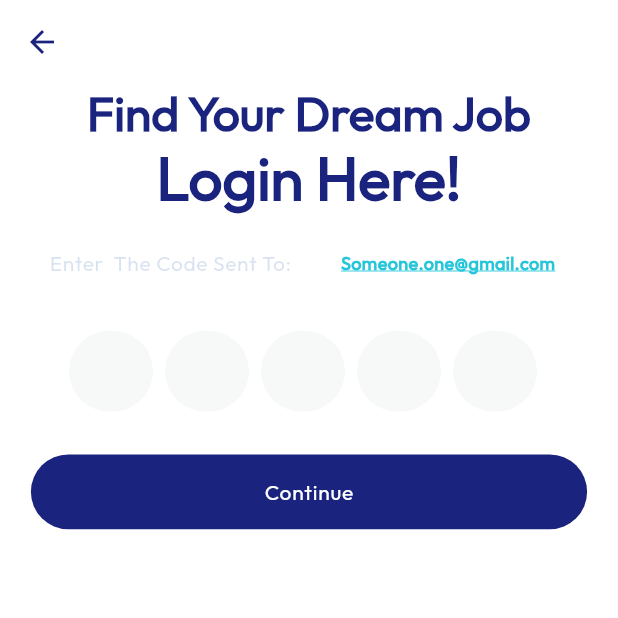
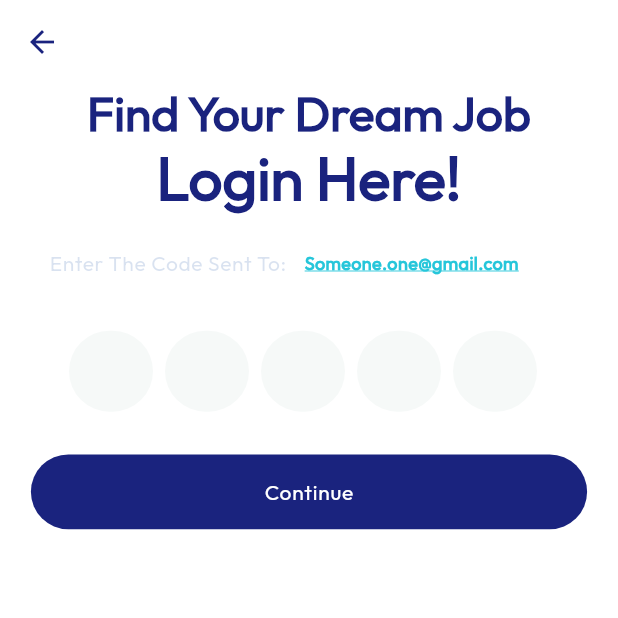
Before and after one commit to batool011/Hr-and-Saving-Money-System, a Flutter app: the VerificationScreen screen opened by its route, on a phone screen of 412 x 824 dp, the top half of it. Run offline on Flutter 3.47's test engine with Material 3 defaults, Android fonts, the phone set to English and light mode, and no system bars; drawn by our look-alikes of flutter_otp_text_field; our stand-ins replace dotted_line, dropdown_button2, flutter_svg, get.

Commit message:
make code clean

```diff
--- a/lib/core/constant/class/app_asset.dart
+++ b/lib/core/constant/class/app_asset.dart
@@ -39,6 +39,13 @@ class AppAsset{
  static const number = '$baseUrlIcons/number.svg';
  static const website = '$baseUrlIcons/website.svg';
  static const whatsapp = '$baseUrlIcons/whatsapp.svg';
+ static const company = '$baseUrlIcons/company.svg';
+ static const date = '$baseUrlIcons/date.svg';
+ static const degree = '$baseUrlIcons/degree.svg';
+ static const level = '$baseUrlIcons/level.svg';
+ static const position = '$baseUrlIcons/position.svg';
+ static const university = '$baseUrlIcons/university.svg';
+
 
 
 
--- a/lib/core/constant/class/app_string.dart
+++ b/lib/core/constant/class/app_string.dart
@@ -18,7 +18,7 @@ class AppString {
   static const String Continue ="Continue";
   static const String resendCode = "Resend Code";
   static const String youCanResendTheCodeWithin45Seconds ="You can resend the code within 45 Seconds";
-  static const String enterTheCodeSentTo ="Enter  The Code Sent To:";
+  static const String enterTheCodeSentTo ="Enter The Code Sent To:";
   static const String someoneEmail ="Someone.one@gmail.com";
   static const String previous= "Previous";
   static const String skip= "Skip";
@@ -49,6 +49,20 @@ class AppString {
   static const String facebookLink ="Facebook Link";
   static const String linkedinLink ="Linkedin Link";
   static const String addALink= "Add A Link";
+  static const String education= "Education";
+  static const String level= "Level";
+  static const String degree= "Degree";
+  static const String universityName= "University Name";
+  static const String dateFrom= "Date From";
+  static const String dateTo= "Date To";
+  static const String addAnEducation="Add An Education";
+  static const String skills= "Skills";
+  static const String workExperiences ="Work Experiences";
+
+
+
+
+
 
 
 
--- a/lib/features/auth/presentation/screen/verification_screen.dart
+++ b/lib/features/auth/presentation/screen/verification_screen.dart
@@ -28,6 +28,7 @@ class VerificationScreen extends StatelessWidget {
               Row(
                 children: [
                   CustomTextAuth(text: AppString.enterTheCodeSentTo.tr),
+                  12.horizontalSpace(),
                   UnderLineText(text: AppString.someoneEmail.tr)
                 ],
               ),
--- a/lib/features/auth/presentation/widget/custom_text_auth.dart
+++ b/lib/features/auth/presentation/widget/custom_text_auth.dart
@@ -8,7 +8,8 @@ final String text;
   @override
   Widget build(BuildContext context) {
     return Padding(
-      padding: EdgeInsets.symmetric(vertical: 0.03.h(context),horizontal: 0.08.w(context) ),
+     // padding: EdgeInsets.symmetric(vertical: 0.03.h(context),horizontal: 0.08.w(context) ),
+      padding: EdgeInsetsDirectional.only(start: 0.08.w(context),top: 0.03.h(context),bottom: 0.03.h(context) ),
       child: Text(text,style: Theme.of(context).textTheme.bodySmall!.copyWith(color: AppColor.lightPrimaryColor.withAlpha(40)),),
     );
   }
--- a/lib/features/splash/presentation/screen/splash_screen.dart
+++ b/lib/features/splash/presentation/screen/splash_screen.dart
@@ -16,7 +16,7 @@ class SplashScreen extends GetView<SplashController> {
         children: [
           Image.asset(AppAsset.splash,fit: BoxFit.cover,width: double.infinity,height: double.infinity,),
           Container(
-            color: AppColor.primaryColor.withOpacity(0.8),
+            color: AppColor.primaryColor.withAlpha(220),
           ),
           Center(
             child: Column(
```
Also changed, not shown: lib/features/auth/presentation/screen/register_screen.dart (+7 -5 lines), lib/features/auth/presentation/screen/steps/step_five_register.dart (added, +20 -0 lines), lib/features/auth/presentation/screen/steps/step_four_register.dart (added, +79 -0 lines), lib/features/auth/presentation/screen/steps/step_one_register.dart (renamed from lib/features/auth/presentation/screen/step_one_register.dart, +4 -4 lines), lib/features/auth/presentation/screen/steps/step_three_register.dart (renamed from lib/features/auth/presentation/screen/step_three_register.dart, +5 -5 lines), lib/features/auth/presentation/screen/steps/step_two_register.dart (renamed from lib/features/auth/presentation/screen/step_two_register.dart, +6 -7 lines), assets/icons/company.svg (renamed from assets/icons/Group 37135.svg), assets/icons/date.svg (renamed from assets/icons/Group.svg), assets/icons/degree.svg (renamed from assets/icons/Vector (1).svg), assets/icons/level.svg (renamed from assets/icons/Group 37126.svg), assets/icons/position.svg (renamed from assets/icons/Group 37131.svg), assets/icons/university.svg (renamed from assets/icons/Vector.svg).
